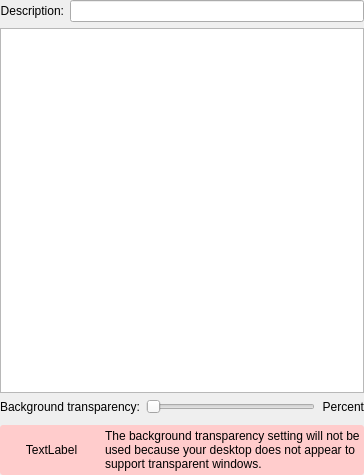
Before: the Qt Designer form src/ColorSchemeEditor.ui in KDE/konsole, drawn with Qt 5.
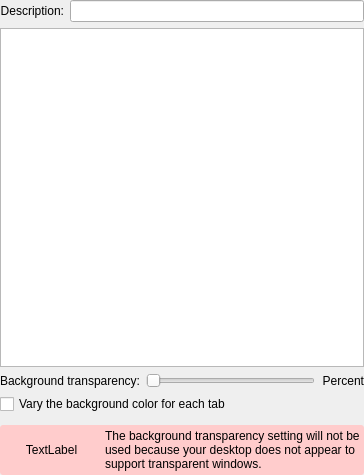
After: the same form once the commit is applied.

Commit message: Add a simple one-check box option to the color scheme editor to vary the background color randomly for each tab.  The results are not great yet because the algorithm which randomizes the colors needs work.

Patch:
```diff
--- a/src/ColorSchemeEditor.ui
+++ b/src/ColorSchemeEditor.ui
@@ -76,6 +76,13 @@
      </item>
     </layout>
    </item>
+   <item>
+    <widget class="QCheckBox" name="randomizedBackgroundCheck" >
+     <property name="text" >
+      <string>Vary the background color for each tab</string>
+     </property>
+    </widget>
+   </item>
    <item>
     <spacer>
      <property name="orientation" >
```
The commit also changes 4 other files.
